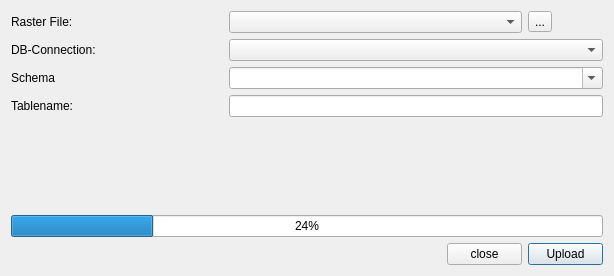
Old version of the form pgraster_import_dialog_base.ui in the repository hdus/pg_raster_upload.
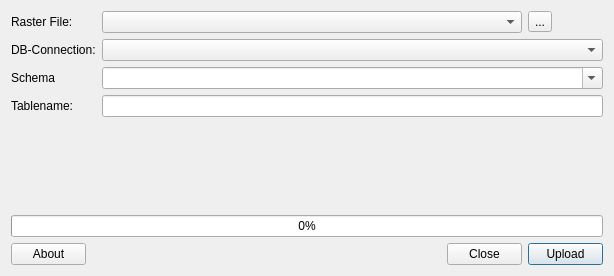
New version of the form. Custom widgets are drawn as their Qt base class.

Commit message: button about added

Patch:
```diff
--- a/pgraster_import_dialog_base.ui
+++ b/pgraster_import_dialog_base.ui
@@ -81,7 +81,7 @@
    <item row="8" column="0" colspan="4">
     <widget class="QProgressBar" name="progress_bar">
      <property name="value">
-      <number>24</number>
+      <number>0</number>
      </property>
     </widget>
    </item>
@@ -107,7 +107,7 @@
       </size>
      </property>
      <property name="text">
-      <string>close</string>
+      <string>Close</string>
      </property>
     </widget>
    </item>
@@ -118,6 +118,19 @@
      </property>
     </widget>
    </item>
+   <item row="9" column="0">
+    <widget class="QPushButton" name="btn_about">
+     <property name="maximumSize">
+      <size>
+       <width>75</width>
+       <height>16777215</height>
+      </size>
+     </property>
+     <property name="text">
+      <string>About</string>
+     </property>
+    </widget>
+   </item>
   </layout>
  </widget>
  <customwidgets>
```
